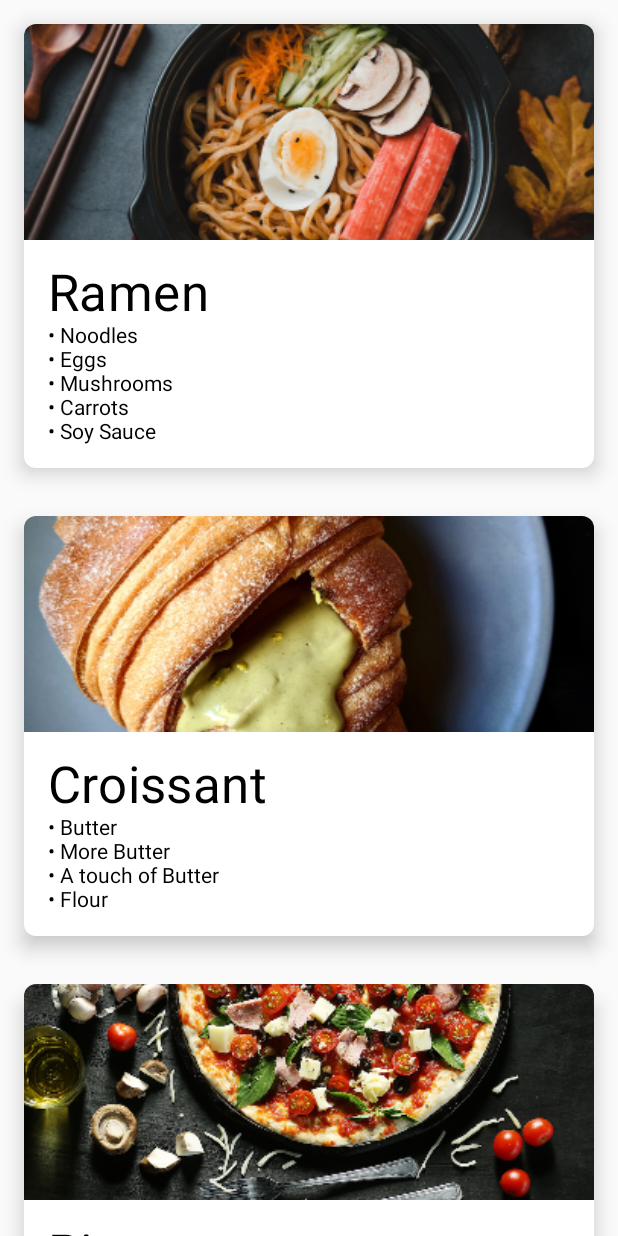
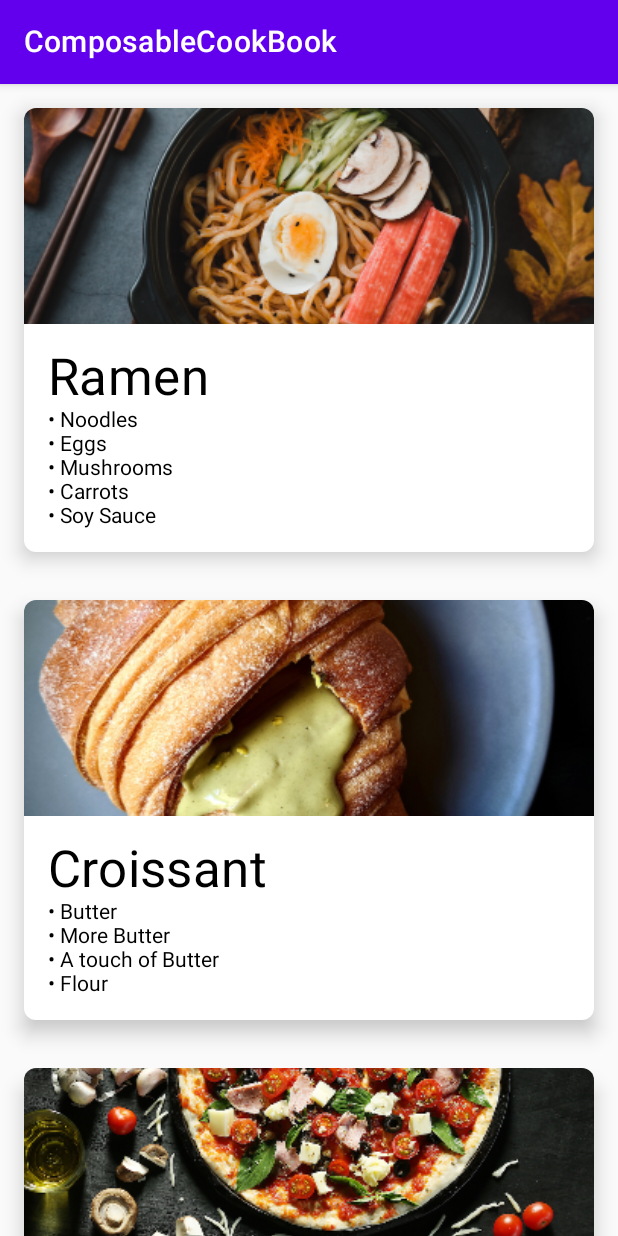
Before and after one commit to maxmiliano/ComposableCookBook, an Android app built with Jetpack Compose: the screen it shows after launch (MainActivity), on a phone screen of 412 x 824 dp. Run offline under Robolectric (Android 15) with nearby library versions, the phone set to English and light mode, and no system bars.

Commit message:
Adding a Toolbar

```diff
--- a/app/src/main/java/com/raywenderlich/android/composableCookBook/MainActivity.kt
+++ b/app/src/main/java/com/raywenderlich/android/composableCookBook/MainActivity.kt
@@ -4,8 +4,11 @@ import android.os.Bundle
 import androidx.appcompat.app.AppCompatActivity
 import androidx.activity.compose.*
 import androidx.compose.foundation.layout.Column
+import androidx.compose.foundation.layout.fillMaxSize
 import androidx.compose.material.Text
+import androidx.compose.material.TopAppBar
 import androidx.compose.runtime.Composable
+import androidx.compose.ui.Modifier
 import androidx.compose.ui.graphics.Color
 import androidx.compose.ui.text.TextStyle
 import androidx.compose.ui.tooling.preview.Preview
@@ -13,22 +16,20 @@ import androidx.compose.ui.tooling.preview.Preview
 class MainActivity : AppCompatActivity() {
   override fun onCreate(savedInstanceState: Bundle?) {
     super.onCreate(savedInstanceState)
-//    setContentView(R.layout.activity_main)
     setContent {
-//      Greeting()
-      RecipeList(recipes = defaultRecipes)
+      InitialContent()
     }
   }
 
   @Composable
   @Preview
-  fun Greeting() {
-    Column {
-      Text("Hello, World!", style = TextStyle(color = Color.Green))
-      Text("Hello, Second World!", style = TextStyle(color = Color.Blue))
-      Text("Hello, Third World!", style = TextStyle(color = Color.Red))
+  private fun InitialContent() {
+    Column(modifier = Modifier.fillMaxSize()) {
+      TopAppBar(title = {
+        Text(text = "ComposableCookBook")
+      })
+      RecipeList(recipes = defaultRecipes)
     }
-
   }
 
 }
```
